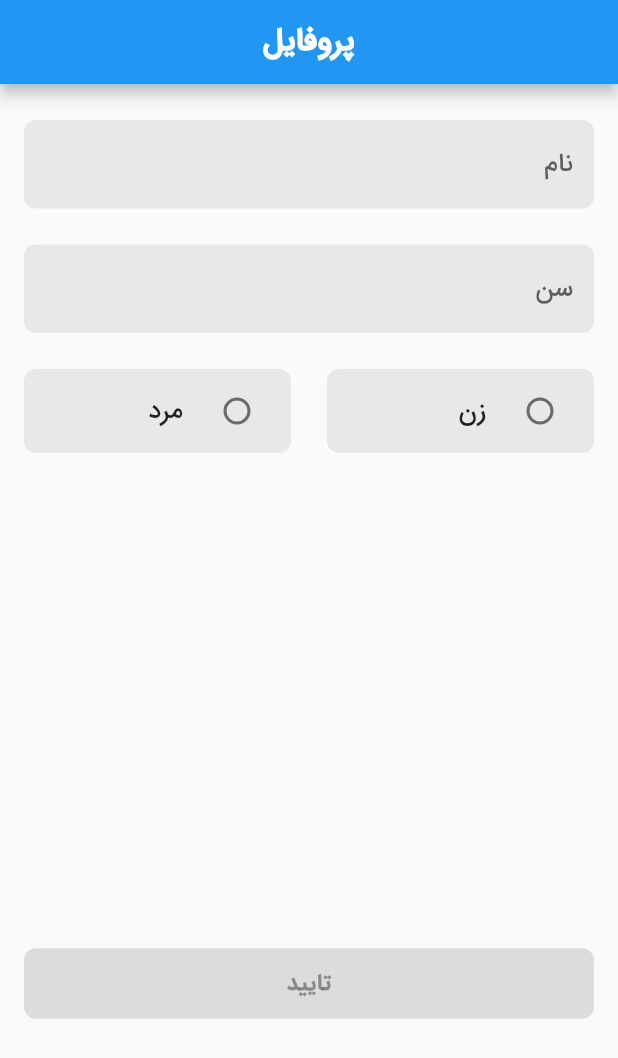
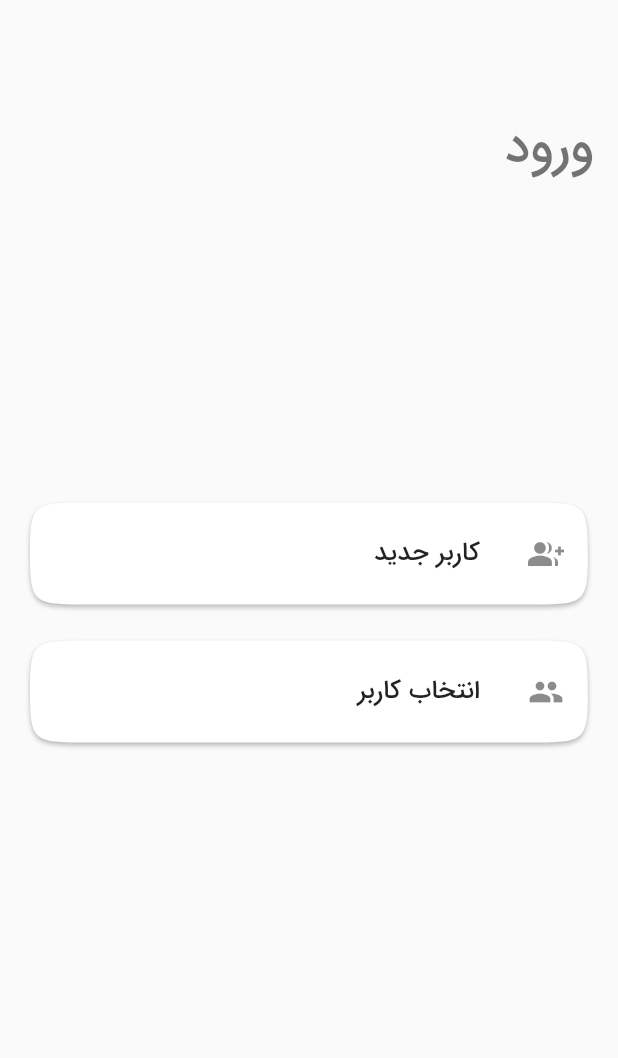
Before and after one commit to m-salmani78/dr_akhavan_project, a Flutter app: the screen it shows after launch, on a phone screen of 412 x 824 dp. Shown: the top 1058 px of the screen. Run offline on Flutter 3.47's test engine with Material 2 defaults, Android fonts, the phone set to English and light mode, and no system bars; our stand-ins replace camera, hive, hive_flutter, sensors_plus; missing offline and left inert: arrow_path, image_editor; accounts and stored records are empty.

Commit message:
complete registration

```diff
--- a/lib/configs/default_theme.dart
+++ b/lib/configs/default_theme.dart
@@ -41,8 +41,9 @@ ElevatedButtonThemeData elevatedButtonTheme() => ElevatedButtonThemeData(
       style: ButtonStyle(
         padding: MaterialStateProperty.all<EdgeInsetsGeometry>(
             const EdgeInsets.symmetric(vertical: 12, horizontal: 24)),
-        shape: MaterialStateProperty.all<OutlinedBorder>(RoundedRectangleBorder(
-            borderRadius: BorderRadius.circular(cornerRadius))),
+        shape: MaterialStateProperty.all<OutlinedBorder>(
+            ContinuousRectangleBorder(
+                borderRadius: BorderRadius.circular(cornerRadius * 4))),
         // foregroundColor: MaterialStateProperty.all<Color>(Colors.white),
       ),
     );
--- a/lib/main.dart
+++ b/lib/main.dart
@@ -2,14 +2,13 @@ import 'dart:async';
 import 'package:doctor_akhavan_project/configs/default_theme.dart';
 import 'package:doctor_akhavan_project/constants/app_constants.dart';
 import 'package:doctor_akhavan_project/models/patient.dart';
-import 'package:doctor_akhavan_project/pages/home_page/home_page.dart';
-import 'package:doctor_akhavan_project/pages/register_page/register_page.dart';
 import 'package:flutter/material.dart';
 import 'package:flutter/services.dart';
 import 'package:flutter_localizations/flutter_localizations.dart';
 import 'package:hive_flutter/adapters.dart';
 
 import 'models/case.dart';
+import 'pages/auth/login_page/login_page.dart';
 
 Future<void> main() async {
   WidgetsFlutterBinding.ensureInitialized();
@@ -38,7 +37,7 @@ class MyApp extends StatelessWidget {
         GlobalCupertinoLocalizations.delegate,
       ],
       theme: defaultTheme(),
-      home: box.values.isNotEmpty ? const HomePage() : const RegisterPage(),
+      home: const LoginPage(),
     );
   }
 }
--- a/lib/models/patient.dart
+++ b/lib/models/patient.dart
@@ -3,6 +3,7 @@ import 'dart:developer';
 import 'dart:io';
 
 import 'package:doctor_akhavan_project/models/case.dart';
+import 'package:doctor_akhavan_project/services/patient_provider.dart';
 import 'package:hive/hive.dart';
 
 part 'patient.g.dart';
@@ -27,12 +28,33 @@ class Patient {
   Case? backSideCase;
   @HiveField(6)
   Case? rightSideCase;
+  @HiveField(7)
+  int? height;
+  @HiveField(8)
+  int? weight;
+  @HiveField(9)
+  int? activityLevel;
+  @HiveField(10)
+  int? bustSize;
+  @HiveField(11)
+  int? waistSize;
+  @HiveField(12)
+  int? highHipSize;
+  @HiveField(13)
+  int? hipSize;
 
   Patient({
     required this.id,
     required this.name,
     required this.age,
     required this.gender,
+    this.height,
+    this.weight,
+    this.activityLevel,
+    this.bustSize,
+    this.waistSize,
+    this.highHipSize,
+    this.hipSize,
     this.frontSideCase,
     this.backSideCase,
     this.rightSideCase,
@@ -42,6 +64,13 @@ class Patient {
     required this.name,
     required this.age,
     required this.gender,
+    this.height,
+    this.weight,
+    this.activityLevel,
+    this.bustSize,
+    this.waistSize,
+    this.highHipSize,
+    this.hipSize,
     this.frontSideCase,
     this.backSideCase,
     this.rightSideCase,
@@ -55,6 +84,13 @@ class Patient {
           (e) => json["gender"] == e.name,
           orElse: () => Gender.male,
         ),
+        height: json["height"]?.toInt(),
+        weight: json["weight"]?.toInt(),
+        activityLevel: json["activity_level"].toInt(),
+        bustSize: json["bust_size"]?.toInt(),
+        waistSize: json["waist_size"]?.toInt(),
+        highHipSize: json["high_hip_size"]?.toInt(),
+        hipSize: json["hip_size"]?.toInt(),
         frontSideCase: Case.fromMap(json["front_side_case"]),
         backSideCase: Case.fromMap(json["back_side_case"]),
         rightSideCase: Case.fromMap(json["right_side_case"]),
@@ -65,20 +101,28 @@ class Patient {
         "name": name,
         "age": age,
         "gender": gender.name,
+        "height": height ?? -1,
+        "weight": weight ?? -1,
+        "activity_level": activityLevel ?? -1,
+        "bust_size": bustSize ?? -1,
+        "waist_size": waistSize ?? -1,
+        "high_hip_size": highHipSize ?? -1,
+        "hip_size": hipSize ?? -1,
         "front_side_case": frontSideCase?.toMap(),
         "back_side_case": backSideCase?.toMap(),
         "right_side_case": rightSideCase?.toMap(),
       };
 
-  Future<bool> saveToFile(String dir) async {
+  Future<String?> saveToFile() async {
     try {
-      final jsonFile = File('$dir/$id.json');
+      String dir = await PatientAccount().getDirection(name);
+      final jsonFile = File('$dir/$name.json');
       await jsonFile.writeAsString(patientToJson(this));
       log('save file done sucessfully.');
-      return true;
+      return dir;
     } catch (e) {
       log('error: $e', name: 'saveToFile');
-      return false;
+      return null;
     }
   }
 
--- /dev/null
+++ b/lib/pages/auth/login_page/login_page.dart
@@ -0,0 +1,68 @@
+import 'package:doctor_akhavan_project/constants/app_constants.dart';
+import 'package:flutter/material.dart';
+
+import '../register_page/register_page.dart';
+import '../select_patient/select_patient.dart';
+
+class LoginPage extends StatelessWidget {
+  const LoginPage({Key? key}) : super(key: key);
+
+  @override
+  Widget build(BuildContext context) {
+    return Scaffold(
+      appBar: AppBar(elevation: 0, backgroundColor: Colors.transparent),
+      body: Padding(
+        padding: const EdgeInsets.all(16),
+        child: Column(
+          crossAxisAlignment: CrossAxisAlignment.start,
+          children: [
+            Text('ورود', style: Theme.of(context).textTheme.headlineMedium),
+            const Spacer(flex: 2),
+            _buildButton(
+              label: 'کاربر جدید',
+              icon: Icons.group_add,
+              onTap: () {
+                Navigator.push(
+                  context,
+                  MaterialPageRoute(builder: (context) => const RegisterPage()),
+                );
+              },
+            ),
+            const SizedBox(height: 16),
+            _buildButton(
+              label: 'انتخاب کاربر',
+              icon: Icons.group,
+              onTap: () {
+                Navigator.push(
+                  context,
+                  MaterialPageRoute(
+                      builder: (context) => const SelectPatientPage()),
+                );
+              },
+            ),
+            const Spacer(flex: 3),
+          ],
+        ),
+      ),
+    );
+  }
+
+  _buildButton({
+    required String label,
+    required IconData icon,
+    required VoidCallback? onTap,
+  }) {
+    return Card(
+      shape: ContinuousRectangleBorder(
+        borderRadius: BorderRadius.circular(cornerRadius * 5),
+      ),
+      clipBehavior: Clip.antiAlias,
+      child: ListTile(
+        contentPadding: const EdgeInsets.symmetric(horizontal: 16, vertical: 6),
+        onTap: onTap,
+        leading: Icon(icon),
+        title: Text(label),
+      ),
+    );
+  }
+}
--- a/lib/pages/register_page/widgets/body.dart
+++ b/lib/pages/auth/register_page/register_page.dart
@@ -1,39 +1,48 @@
-import 'package:doctor_akhavan_project/constants/app_constants.dart';
-import 'package:doctor_akhavan_project/models/patient.dart';
-import 'package:doctor_akhavan_project/pages/home_page/home_page.dart';
 import 'package:flutter/material.dart';
 import 'package:flutter/services.dart';
-import 'package:hive_flutter/adapters.dart';
 
-class Body extends StatefulWidget {
-  const Body({Key? key}) : super(key: key);
+import '../../../constants/app_constants.dart';
+import '../../../helpers/show_snack_bar.dart';
+import '../../../models/patient.dart';
+import '../bmi_pge/bmi_page.dart';
+
+class RegisterPage extends StatefulWidget {
+  const RegisterPage({Key? key}) : super(key: key);
 
   @override
-  State<Body> createState() => _BodyState();
+  State<RegisterPage> createState() => _RegisterPageState();
 }
 
-class _BodyState extends State<Body> {
+class _RegisterPageState extends State<RegisterPage> {
   String _name = '';
   String _age = '';
   Gender? _gender;
 
   @override
   Widget build(BuildContext context) {
-    return ListView(
+    final height = MediaQuery.of(context).size.height;
+    return Scaffold(
+      appBar: AppBar(
+        title: const Text('مشخصات کاربر'),
+        centerTitle: true,
+        elevation: 0,
+        backgroundColor: Colors.transparent,
+        foregroundColor: Colors.black,
+      ),
+      body: ListView(
         padding: const EdgeInsets.symmetric(horizontal: 16),
         children: [
-        const SizedBox(height: 24),
+          SizedBox(height: height * 0.2),
           _buildNameTextField(),
-        const SizedBox(height: 24),
+          const SizedBox(height: 36),
           _buildAgeTextField(),
-        const SizedBox(height: 24),
-        // _buildPhoneTextField(),
+          const SizedBox(height: 36),
+          _buildGenderOptions(context),
+          // SizedBox(height: height * 0.2),
           // const SizedBox(height: 24),
-        _buildGenderOptions(context),
-        SizedBox(height: MediaQuery.of(context).size.height * 0.4),
-        _buildConfirmButton(),
-        const SizedBox(height: 16),
         ],
+      ),
+      bottomNavigationBar: _buildConfirmButton(),
     );
   }
 
@@ -56,12 +65,6 @@ class _BodyState extends State<Body> {
   }
 
   // _buildPhoneTextField() {
-  //   return const TextField(
-  //     textInputAction: TextInputAction.next,
-  //     decoration: InputDecoration(hintText: 'شماره تلفن'),
-  //   );
-  // }
-
   _buildGenderOptions(BuildContext context) {
     return Row(
       children: [
@@ -99,10 +102,9 @@ class _BodyState extends State<Body> {
   }
 
   _buildConfirmButton() {
-    return SizedBox(
-      width: double.infinity,
-      // padding: const EdgeInsets.symmetric(vertical: 8),
-      child: ElevatedButton(
+    return Padding(
+      padding: const EdgeInsets.fromLTRB(16, 8, 16, 8),
+      child: ElevatedButton.icon(
         onPressed: (_gender != null && _name.isNotEmpty && _age.isNotEmpty)
             ? () {
                 final int age = int.tryParse(_age) ?? 0;
@@ -111,17 +113,24 @@ class _BodyState extends State<Body> {
                   age: age,
                   gender: _gender!,
                 );
-                final box = Hive.box<Patient>(patientBox);
-                box.add(patient);
-                Navigator.pushReplacement(
+                Navigator.push(
                   context,
                   MaterialPageRoute(
-                    builder: (context) => const HomePage(),
+                    builder: (context) => BMIPage(patient: patient),
                   ),
                 );
               }
-            : null,
-        child: const Text('تایید'),
+            : () {
+                showWarningSnackBar(
+                  context,
+                  message: 'ابتدا اطلاعات خواسته شده را تکمیل کنید.',
+                );
+              },
+        label: const SizedBox(
+          width: double.infinity,
+          child: Text('بعدی', textAlign: TextAlign.center),
+        ),
+        icon: const Icon(Icons.arrow_back_ios_rounded),
       ),
     );
   }
--- a/lib/pages/register_page/register_page.dart
+++ /dev/null
@@ -1,15 +0,0 @@
-import 'package:flutter/material.dart';
-
-import 'widgets/body.dart';
-
-class RegisterPage extends StatelessWidget {
-  const RegisterPage({Key? key}) : super(key: key);
-
-  @override
-  Widget build(BuildContext context) {
-    return Scaffold(
-      appBar: AppBar(title: const Text('پروفایل'), centerTitle: true),
-      body: const Body(),
-    );
-  }
-}
--- a/lib/pages/results_page/widget/body.dart
+++ b/lib/pages/results_page/widget/body.dart
@@ -25,7 +25,7 @@ class Body extends StatelessWidget {
                       child: ClipRRect(
                         borderRadius: BorderRadius.circular(8),
                         child: Image.file(
-                          File(dir + e.imageName),
+                          File('$dir/${e.imageName}'),
                           fit: BoxFit.cover,
                         ),
                       ),
@@ -41,7 +41,7 @@ class Body extends StatelessWidget {
                           MaterialPageRoute(
                             builder: (context) => DistanceAnglePage(
                               sideCase: e,
-                              imagePath: dir + e.imageName,
+                              imagePath: '$dir/${e.imageName}',
                             ),
                           ));
                     },
--- a/lib/pages/settings_page/settings_page.dart
+++ b/lib/pages/settings_page/settings_page.dart
@@ -6,7 +6,8 @@ class SettingsPage extends StatelessWidget {
   @override
   Widget build(BuildContext context) {
     return Scaffold(
-      appBar: AppBar(title: const Text('تنظیمات'), centerTitle: true),
+      appBar: AppBar(title: const Text('پروفایل'), centerTitle: true),
+      body: ListView(),
     );
   }
 }
--- a/lib/services/patient_provider.dart
+++ b/lib/services/patient_provider.dart
@@ -1,11 +1,26 @@
-import 'package:doctor_akhavan_project/models/patient.dart';
-import 'package:flutter/material.dart';
-import 'package:hive_flutter/hive_flutter.dart';
+import 'dart:developer';
+import 'dart:io';
 
-import '../constants/app_constants.dart';
+import 'package:path_provider/path_provider.dart';
 
-class PatientProvider extends ChangeNotifier {
-  final box = Hive.box<Patient>(patientBox);
-
-  addPatient(BuildContext context, {required Patient patient}) {}
+class PatientAccount {
+  // addPatient(BuildContext context, {required Patient patient}) {}
+  static final PatientAccount _instance = PatientAccount._internal();
+  PatientAccount._internal();
+  factory PatientAccount() => _instance;
+  int? accountIndex;
+  Future<String> getDirection(String? name) async {
+    String? dir;
+    if (Platform.isAndroid) {
+      dir = (await getExternalStorageDirectory())?.path;
+    } else if (Platform.isIOS) {
+      dir = (await getApplicationDocumentsDirectory()).path;
+    }
+    // dir = dir! + '/DrAkhavan';
+    if (name != null) {
+      dir = (await Directory('$dir/$name').create(recursive: true)).path;
+    }
+    log('Path: $dir');
+    return dir!;
+  }
 }
```
Also changed, not shown: lib/helpers/show_snack_bar.dart (+9 -4 lines), lib/pages/auth/bmi_pge/bmi_page.dart (added, +141 -0 lines), lib/pages/auth/body_size/body_size.dart (added, +116 -0 lines), lib/pages/auth/select_patient/select_patient.dart (added, +63 -0 lines), lib/pages/distance_angle_page/distance_angle_page.dart (+10 -13 lines), lib/pages/results_page/results_page.dart (+7 -19 lines), assets/images/body_tags.jpeg (added), lib/models/patient.g.dart, pubspec.lock. Lines whose indentation alone changed are shown as unchanged.
